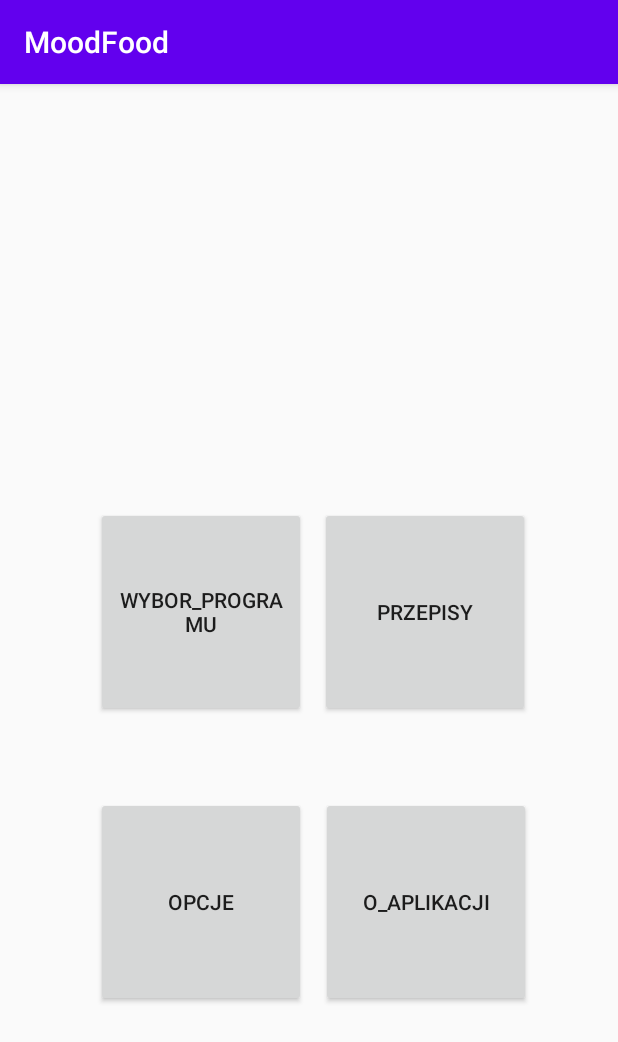
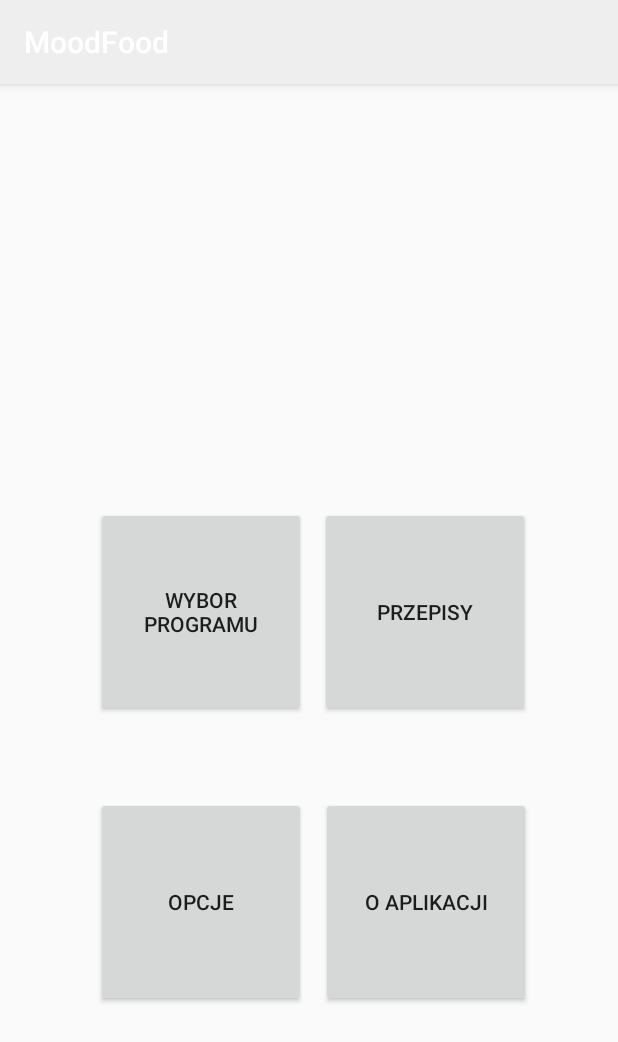
Before and after one commit to albonie/MoodFood, an Android app: the screen it shows after launch (MainActivity), on a phone screen of 412 x 824 dp. Shown: the top 1042 px of the screen. Run offline under Robolectric (Android 15) with nearby library versions, the phone set to English and light mode, and no system bars.

```diff
--- a/app/src/main/res/values/colors.xml
+++ b/app/src/main/res/values/colors.xml
@@ -1,6 +1,6 @@
 <?xml version="1.0" encoding="utf-8"?>
 <resources>
-    <color name="colorPrimary">#6200EE</color>
-    <color name="colorPrimaryDark">#3700B3</color>
-    <color name="colorAccent">#03DAC5</color>
+    <color name="colorPrimary">#eeeeee</color>
+    <color name="colorPrimaryDark">#434343</color>
+    <color name="colorAccent">#0d7377</color>
 </resources>
--- a/app/src/main/res/values/strings.xml
+++ b/app/src/main/res/values/strings.xml
@@ -101,10 +101,6 @@
         "when a user tries to pick up one of cards.\n\n"
     </string>
     <string name="action_settings">Settings</string>
-    <string name="przepisy">przepisy</string>
-    <string name="wybor_programu">wybor_programu</string>
-    <string name="o_aplikacji">o_aplikacji</string>
-    <string name="opcje">opcje</string>
     <string name="add">ADD</string>
     <string name="przep">PRZEPISY</string>
     <string name="delete">DELETE</string>
```
